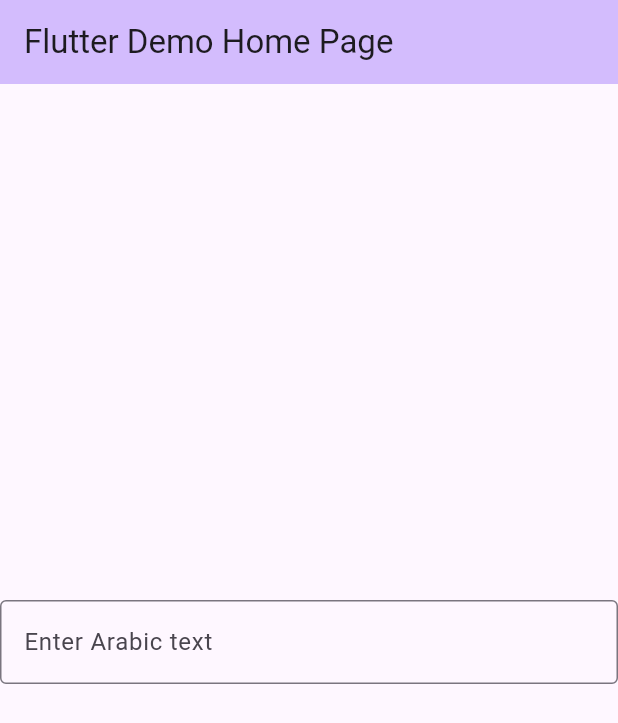
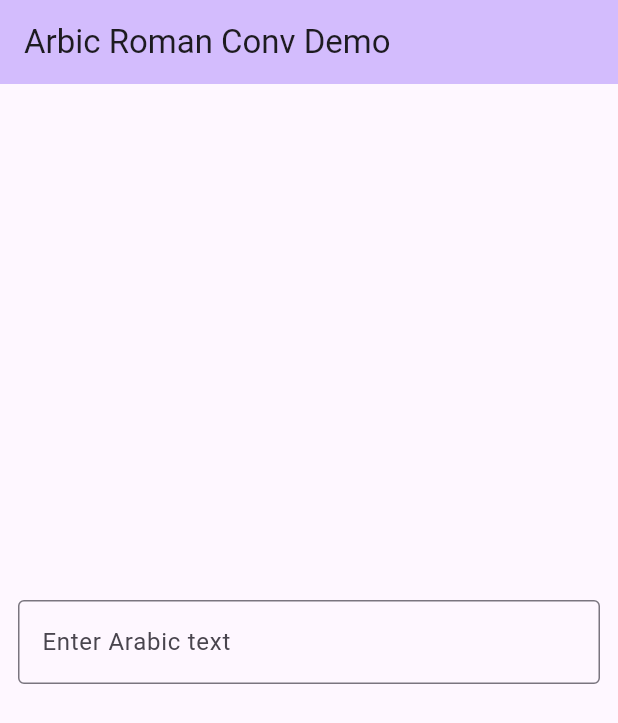
Before and after one commit to 1saifj/arabic_roman_conv, a Flutter app: the screen it shows after launch, on a phone screen of 412 x 824 dp. Shown: the top 723 px of the screen. Run offline on Flutter 3.47's test engine with Material 2 defaults, Android fonts, the phone set to English and light mode, and no system bars.

Commit message:
modify the example

```diff
--- a/example/lib/main.dart
+++ b/example/lib/main.dart
@@ -12,12 +12,12 @@
   @override
   Widget build(BuildContext context) {
     return MaterialApp(
-      title: 'Flutter Demo',
+      title: 'Arabic Roman Conv Demo',
       theme: ThemeData(
         colorScheme: ColorScheme.fromSeed(seedColor: Colors.deepPurple),
         useMaterial3: true,
       ),
-      home: const MyHomePage(title: 'Flutter Demo Home Page'),
+      home: const MyHomePage(title: 'Arbic Roman Conv Demo'),
     );
   }
 }
@@ -33,7 +33,7 @@
 
 class _MyHomePageState extends State<MyHomePage> {
   String _text = '';
-  final ArabicRomanConv romanizationService = const ArabicRomanConv();
+  final ArabicRomanConv romanizationService = ArabicRomanConv();
   void _updateText(String text) {
     setState(() {
       _text = romanizationService.toRoman(text);
@@ -51,11 +51,14 @@
         child: Column(
           mainAxisAlignment: MainAxisAlignment.center,
           children: <Widget>[
-            TextField(
-              onChanged: _updateText,
-              decoration: const InputDecoration(
-                border: OutlineInputBorder(),
-                labelText: 'Enter Arabic text',
+            Padding(
+              padding: const EdgeInsets.all(12.0),
+              child: TextField(
+                onChanged: _updateText,
+                decoration: const InputDecoration(
+                  border: OutlineInputBorder(),
+                  labelText: 'Enter Arabic text',
+                ),
               ),
             ),
             Text(
--- a/lib/src/arabic_roman_conv.dart
+++ b/lib/src/arabic_roman_conv.dart
@@ -14,7 +14,7 @@
   /// Based on the keys in the [arToEnMapping] map,
   /// if the word is found in the map, it is replaced with its value.
   ///
-  String toRoman(String arabicText) {
+  String romanized(String arabicText) {
     var romanizedText = '';
     arabicText.split(' ').forEach((word) {
       if (arToEnMapping.containsKey(word)) {
@@ -23,7 +23,7 @@
       } else {
         word.split('').forEach((char) {
           romanizedText +=
-              arToEnMapping.containsKey(char) ? arToEnMapping[char]! : char;
+              arToEnMapping.containsKey(char) ? arToEnMapping[char]! : '';
         });
         romanizedText += ' ';
       }
```
